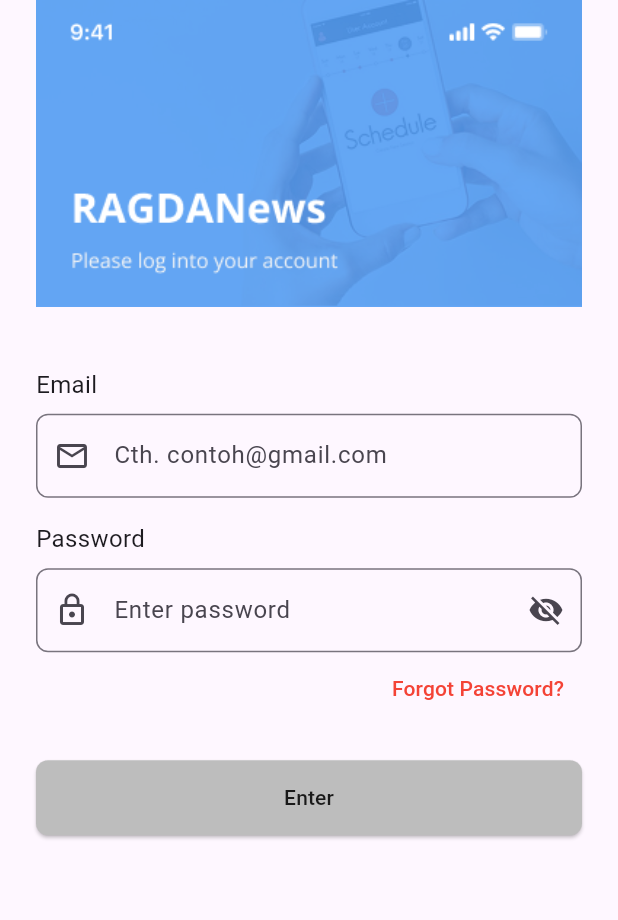
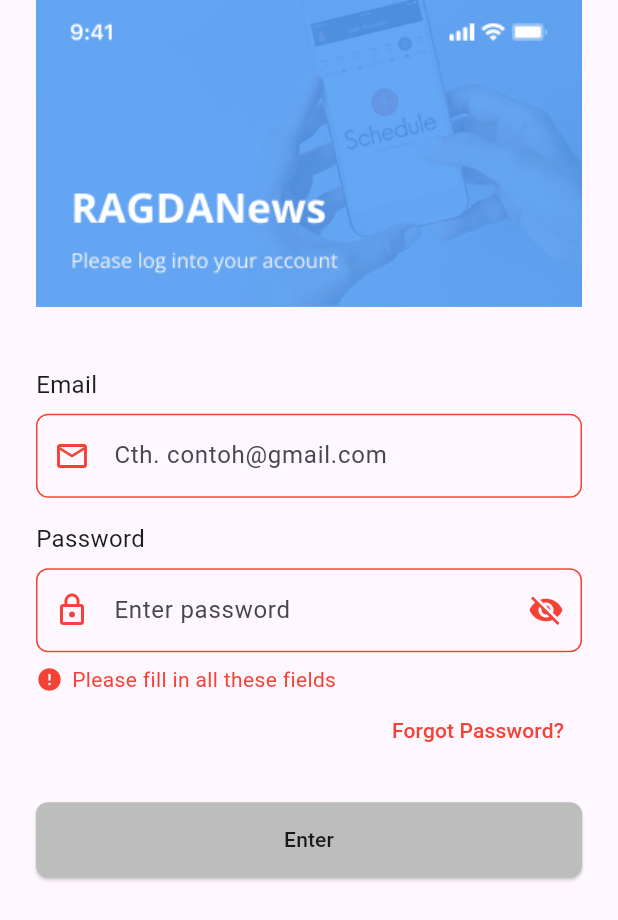
Before and after one commit to finvalnnk14/technical_test, a Flutter app: the screen it shows after launch, after a tap on "Enter", on a phone screen of 412 x 824 dp. Shown: the top 920 px of the screen. Run offline on Flutter 3.47's test engine with Material 3 defaults, Android fonts, the phone set to English and light mode, and no system bars.

Commit message:
add allert error in login

```diff
--- /dev/null
+++ b/lib/dashboard.dart
@@ -0,0 +1,18 @@
+import 'package:flutter/material.dart';
+
+class DashboardPage extends StatelessWidget {
+  @override
+  Widget build(BuildContext context) {
+    return Scaffold(
+      appBar: AppBar(
+        title: Text('Dashboard'),
+      ),
+      body: Center(
+        child: Text(
+          'Selamat datang di Dashboard!',
+          style: TextStyle(fontSize: 24),
+        ),
+      ),
+    );
+  }
+}
--- a/lib/login.dart
+++ b/lib/login.dart
@@ -1,4 +1,5 @@
 import 'package:flutter/material.dart';
+import 'dashboard.dart';
 
 class LoginPage extends StatefulWidget {
   @override
@@ -8,8 +9,63 @@ class LoginPage extends StatefulWidget {
 class _LoginPageState extends State<LoginPage> {
   bool _obscureText = true;
 
+  final TextEditingController _emailController = TextEditingController();
+  final TextEditingController _passwordController = TextEditingController();
+
+  bool _emailEmptyError = false;
+  bool _passwordEmptyError = false;
+  bool _showEmptyFieldsError = false;
+  bool _emailNotRegisteredError = false;
+  bool _passwordLengthError = false;
+
+  void _login() {
+    String email = _emailController.text.trim();
+    String password = _passwordController.text;
+
+    setState(() {
+      _emailEmptyError = email.isEmpty;
+      _passwordEmptyError = password.isEmpty;
+      _showEmptyFieldsError = _emailEmptyError || _passwordEmptyError;
+      _emailNotRegisteredError = false;
+      _passwordLengthError = false;
+    });
+
+    if (!_showEmptyFieldsError) {
+      if (email != 'fina@gmail.com') {
+        setState(() {
+          _emailNotRegisteredError = true;
+        });
+      } else if (password.length < 8) {
+        setState(() {
+          _passwordLengthError = true;
+        });
+      } else if (password != '123456789') {
+        ScaffoldMessenger.of(context).showSnackBar(
+          SnackBar(content: Text('Password salah')),
+        );
+      } else {
+        Navigator.push(
+          context,
+          MaterialPageRoute(builder: (context) => DashboardPage()),
+        );
+      }
+    }
+  }
+
+  OutlineInputBorder _buildBorder(bool isError) {
+    return OutlineInputBorder(
+      borderRadius: BorderRadius.circular(8),
+      borderSide: BorderSide(
+        color: isError ? Colors.red : Colors.grey,
+      ),
+    );
+  }
+
   @override
   Widget build(BuildContext context) {
+    bool emailError = _emailEmptyError || _emailNotRegisteredError;
+    bool passwordError = _passwordEmptyError || _passwordLengthError;
+
     return Scaffold(
       body: SafeArea(
         child: SingleChildScrollView(
@@ -17,7 +73,6 @@ class _LoginPageState extends State<LoginPage> {
           child: Column(
             crossAxisAlignment: CrossAxisAlignment.start,
             children: [
-              // Gambar header
               Container(
                 width: double.infinity,
                 child: Image.asset(
@@ -32,14 +87,31 @@ class _LoginPageState extends State<LoginPage> {
               ),
               SizedBox(height: 8),
               TextField(
+                controller: _emailController,
                 decoration: InputDecoration(
                   hintText: 'Cth. contoh@gmail.com',
-                  prefixIcon: Icon(Icons.email_outlined),
-                  border: OutlineInputBorder(
+                  prefixIcon: Icon(
+                    Icons.email_outlined,
+                    color: emailError ? Colors.red : Colors.grey,
+                  ),
+                  border: _buildBorder(emailError),
+                  enabledBorder: _buildBorder(emailError),
+                  focusedBorder: OutlineInputBorder(
                     borderRadius: BorderRadius.circular(8),
+                    borderSide: BorderSide(
+                      color: emailError ? Colors.red : Colors.blue,
+                    ),
                   ),
                 ),
               ),
+              if (_emailNotRegisteredError)
+                Padding(
+                  padding: const EdgeInsets.only(top: 4.0, left: 8.0),
+                  child: Text(
+                    'Email not registered',
+                    style: TextStyle(color: Colors.red, fontSize: 12),
+                  ),
+                ),
               SizedBox(height: 16),
               Text(
                 'Password',
@@ -47,13 +119,18 @@ class _LoginPageState extends State<LoginPage> {
               ),
               SizedBox(height: 8),
               TextField(
+                controller: _passwordController,
                 obscureText: _obscureText,
                 decoration: InputDecoration(
                   hintText: 'Enter password',
-                  prefixIcon: Icon(Icons.lock_outline),
+                  prefixIcon: Icon(
+                    Icons.lock_outline,
+                    color: passwordError ? Colors.red : Colors.grey,
+                  ),
                   suffixIcon: IconButton(
                     icon: Icon(
                       _obscureText ? Icons.visibility_off : Icons.visibility,
+                      color: passwordError ? Colors.red : Colors.grey,
                     ),
                     onPressed: () {
                       setState(() {
@@ -61,16 +138,44 @@ class _LoginPageState extends State<LoginPage> {
                       });
                     },
                   ),
-                  border: OutlineInputBorder(
+                  border: _buildBorder(passwordError),
+                  enabledBorder: _buildBorder(passwordError),
+                  focusedBorder: OutlineInputBorder(
                     borderRadius: BorderRadius.circular(8),
+                    borderSide: BorderSide(
+                      color: passwordError ? Colors.red : Colors.blue,
+                    ),
                   ),
                 ),
               ),
+              if (_passwordLengthError)
+                Padding(
+                  padding: const EdgeInsets.only(top: 4.0, left: 8.0),
+                  child: Text(
+                    'The password must be 8 characters',
+                    style: TextStyle(color: Colors.red, fontSize: 12),
+                  ),
+                ),
+              if (_showEmptyFieldsError)
+                Padding(
+                  padding: const EdgeInsets.only(top: 8.0),
+                  child: Row(
+                    children: [
+                      Icon(Icons.error, color: Colors.red, size: 18),
+                      SizedBox(width: 6),
+                      Text(
+                        'Please fill in all these fields',
+                        style: TextStyle(color: Colors.red),
+                      ),
+                    ],
+                  ),
+                ),
+
               Align(
                 alignment: Alignment.centerRight,
                 child: TextButton(
                   onPressed: () {
-                    // Tambahkan aksi Forgot Password di sini
+                    // Forgot Password action
                   },
                   child: Text(
                     'Forgot Password?',
@@ -89,9 +194,7 @@ class _LoginPageState extends State<LoginPage> {
                       borderRadius: BorderRadius.circular(8),
                     ),
                   ),
-                  onPressed: () {
-                    // Tambahkan aksi login di sini
-                  },
+                  onPressed: _login,
                   child: Text(
                     'Enter',
                     style: TextStyle(color: Colors.black87),
--- a/lib/main.dart
+++ b/lib/main.dart
@@ -1,5 +1,6 @@
 import 'package:flutter/material.dart';
 import 'login.dart'; // ✅ Import file login.dart
+import 'dashboard.dart';
 
 void main() {
   runApp(MyApp());
```
